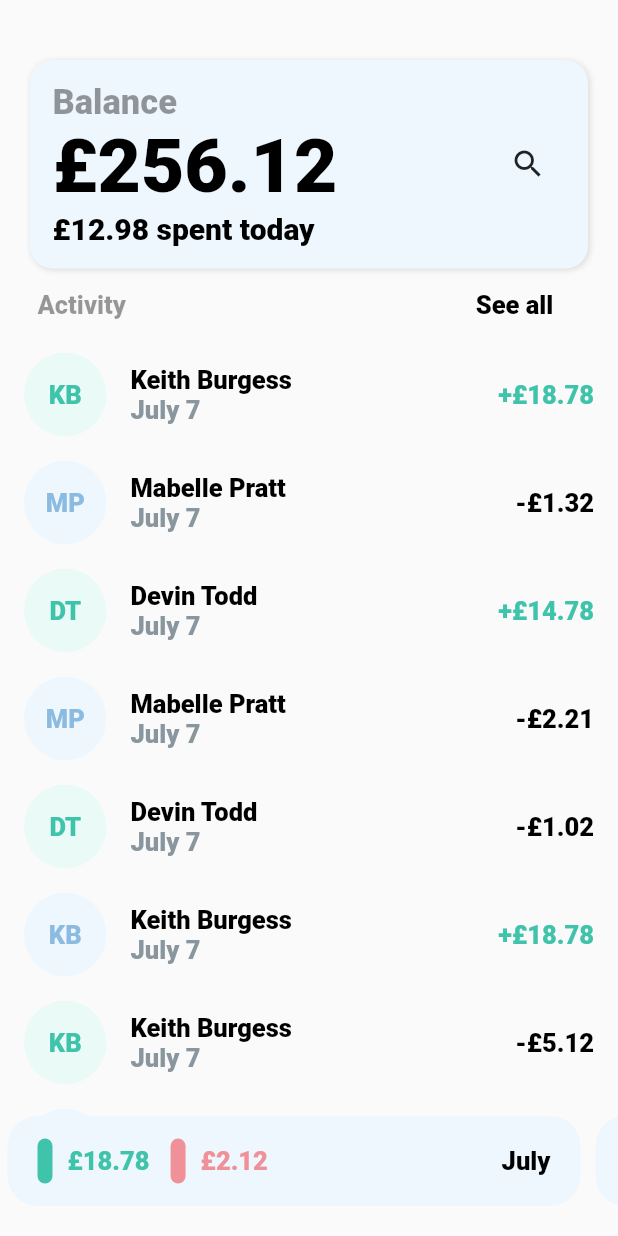
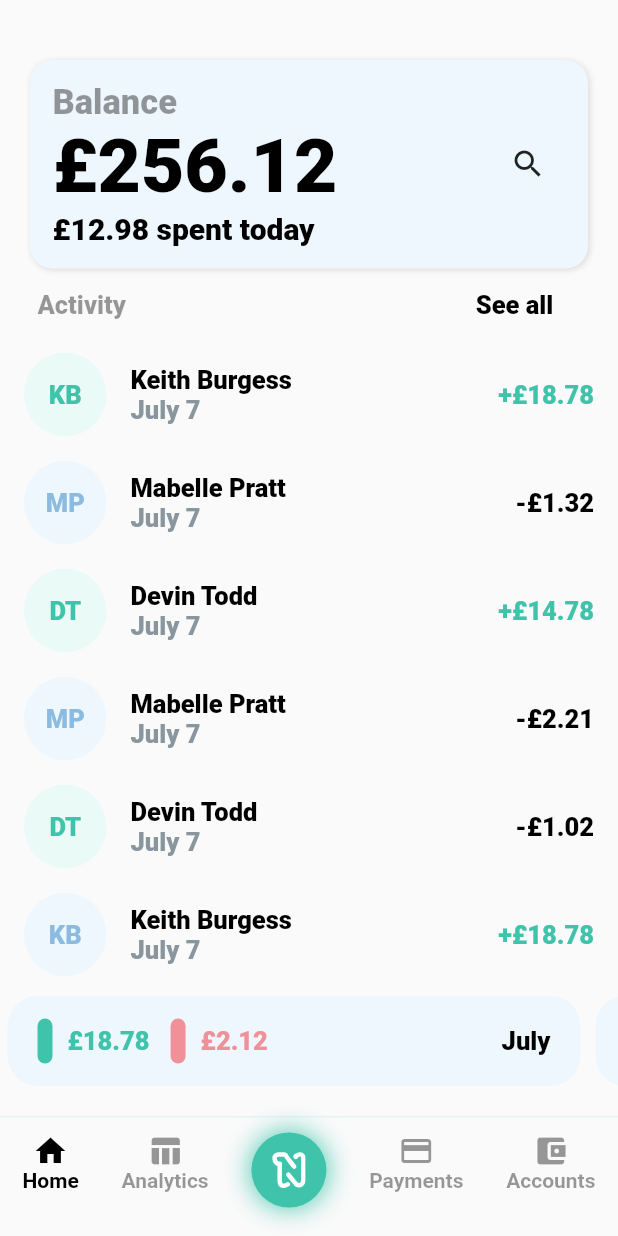
Before and after one commit to juandozuna/flutter_submission_sample, a Flutter app: the screen it shows after launch, on a phone screen of 412 x 824 dp. Run offline on Flutter 3.47's test engine with Material 2 defaults, Android fonts, the phone set to English and light mode, and no system bars; our stand-ins replace flutter_svg; missing offline and left inert: dart:ffi.

Commit message:
Final touches

```diff
--- a/lib/pages/home-page.dart
+++ b/lib/pages/home-page.dart
@@ -3,6 +3,7 @@ import 'dart:io';
 import 'package:flutter/material.dart';
 import 'package:sample_screens/widgets/balance-jumbotron.dart';
 import 'package:sample_screens/widgets/monthly-summaries-horizontal-list.dart';
+import 'package:sample_screens/widgets/navbar/custom-navbar.dart';
 import 'package:sample_screens/widgets/transaction-list.dart';
 
 class HomePage extends StatelessWidget {
@@ -26,6 +27,7 @@ class HomePage extends StatelessWidget {
   Widget build(BuildContext context) {
     return Scaffold(
       body: _buildBody(),
+      bottomNavigationBar: CustomNavbar(),
     );
   }
 }
--- a/lib/theme.dart
+++ b/lib/theme.dart
@@ -43,6 +43,9 @@ class AppTheme {
         )
       );
   }
+}
 
 
+class AppAssets {
+  static String logo = 'assets/logo.svg';
 }
--- /dev/null
+++ b/lib/widgets/navbar/custom-navbar.dart
@@ -0,0 +1,57 @@
+import 'package:flutter/material.dart';
+import 'package:flutter_svg/svg.dart';
+import 'package:sample_screens/theme.dart';
+
+class CustomNavbar extends StatelessWidget {
+
+  Widget _buildMenuItem(IconData icon, String title, Function onPress, [bool isActive = false]) {
+    Color color = isActive ? Colors.black : Colors.black.withOpacity(0.4);
+    return Container(
+      child: Column(
+        crossAxisAlignment: CrossAxisAlignment.center,
+        mainAxisAlignment: MainAxisAlignment.start,
+        children: <Widget>[
+          Icon(icon, color: color),
+          Text(title, style: TextStyle(fontWeight: FontWeight.bold, color: color))
+        ],
+      ),
+    );
+  }
+
+  Widget _buildCenterItem() {
+    return Container(
+      width: 50,
+      height: 50,
+      alignment: Alignment.center,
+      decoration: BoxDecoration(
+        color: AppTheme.primaryColor,
+        borderRadius: BorderRadius.circular(50),
+        boxShadow: [BoxShadow(blurRadius: 15, color: AppTheme.primaryColor)]
+      ),
+      child: Center(child: SvgPicture.asset(AppAssets.logo, color: Colors.white)),
+    );
+  }
+
+  @override
+  Widget build(BuildContext context) {
+    return Container(
+      height: 80,
+      padding: EdgeInsets.only(top: 10, left: 15, right: 15),
+      width: double.infinity,
+      decoration: BoxDecoration(
+        border: Border(top: BorderSide(color: AppTheme.primaryColor.withOpacity(0.1)))
+      ),
+      child: Row(
+        mainAxisAlignment: MainAxisAlignment.spaceBetween,
+        crossAxisAlignment: CrossAxisAlignment.start,
+        children: <Widget>[
+          _buildMenuItem(Icons.home, 'Home', (){}, true),
+          _buildMenuItem(Icons.table_chart, 'Analytics', (){}),
+          _buildCenterItem(),
+          _buildMenuItem(Icons.credit_card, 'Payments', (){}),
+          _buildMenuItem(Icons.account_balance_wallet, 'Accounts', (){}),
+        ],
+      ),
+    );
+  }
+}
--- a/lib/widgets/transaction-avatar.dart
+++ b/lib/widgets/transaction-avatar.dart
@@ -33,7 +33,7 @@ class TransactionAvatar extends StatelessWidget {
   Widget build(BuildContext context) {
     final hasImage = _transaction.imageUrl != null && _transaction.imageUrl.isNotEmpty;
     return Container(
-      width:55,
+      width: 55,
       child: ClipOval(child: hasImage ? _buildAvatarWithUrl() : _buildGeneratedAvatar(context)),
     );
   }
--- a/pubspec.yaml
+++ b/pubspec.yaml
@@ -24,6 +24,7 @@ dependencies:
   flutter:
     sdk: flutter
   google_fonts: ^1.1.0
+  flutter_svg: ^0.17.0
 
   # The following adds the Cupertino Icons font to your application.
   # Use with the CupertinoIcons class for iOS style icons.
@@ -45,9 +46,8 @@ flutter:
   uses-material-design: true
 
   # To add assets to your application, add an assets section, like this:
-  # assets:
-  #   - images/a_dot_burr.jpeg
-  #   - images/a_dot_ham.jpeg
+  assets:
+    - assets/logo.svg
 
   # An image asset can refer to one or more resolution-specific "variants", see
   # https://flutter.dev/assets-and-images/#resolution-aware.
```
Also changed, not shown: pubspec.lock.
